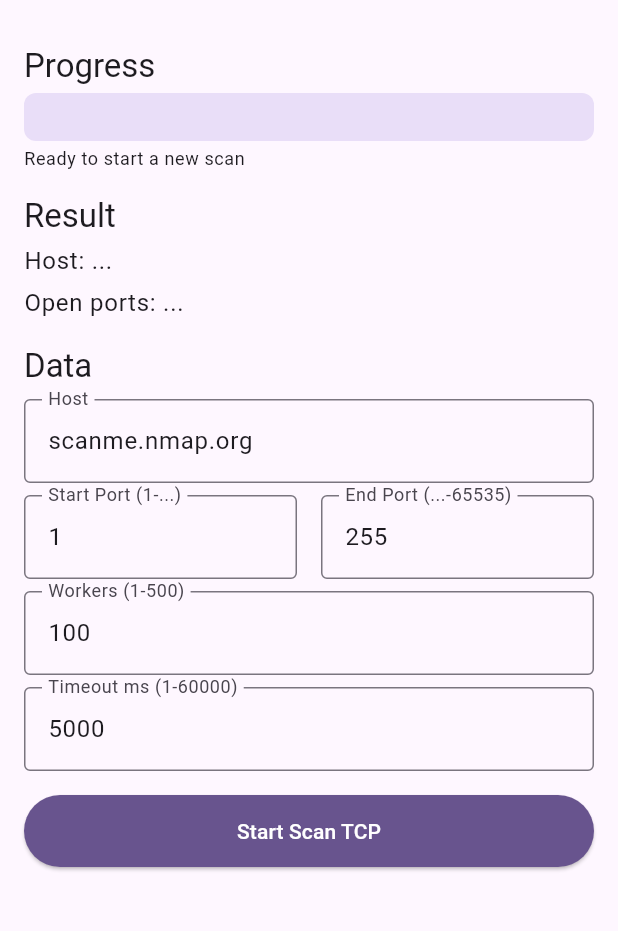
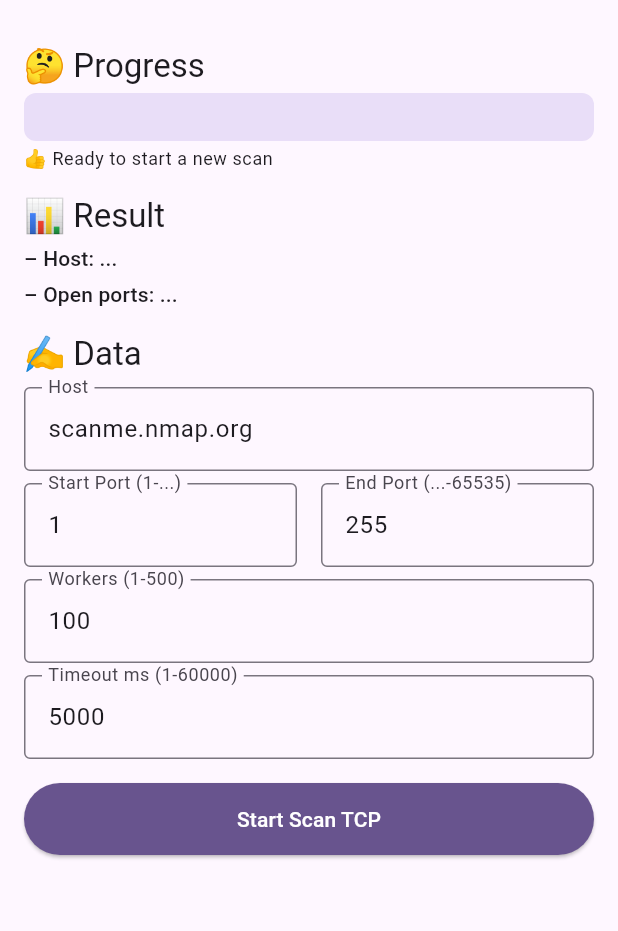
Before and after one commit to andybeardness/TCP-Penguin, a Flutter app: the screen it shows after launch, on a phone screen of 412 x 824 dp, the part 63-994 px from its top. Run offline on Flutter 3.47's test engine with Material 3 defaults, Android fonts, the phone set to English and light mode, and no system bars; our stand-ins replace get_it, isar, pool, rxdart; accounts and stored records are empty; generated files the repository leaves out were written again.

Commit message:
add emoji to titles

```diff
--- a/lib/presentation/common_view/subtitle/common_view_subtitle.dart
+++ b/lib/presentation/common_view/subtitle/common_view_subtitle.dart
@@ -18,7 +18,7 @@ class CommonViewSubtitle extends StatelessWidget {
       padding: EdgeInsets.symmetric(horizontal: 16),
       child: Text(
         entity.subtitle,
-        style: Theme.of(context).textTheme.bodyLarge,
+        style: Theme.of(context).textTheme.titleSmall,
       ),
     );
   }
--- a/lib/presentation/screen/home/home_screen_view_model.dart
+++ b/lib/presentation/screen/home/home_screen_view_model.dart
@@ -79,7 +79,7 @@ class HomeScreenViewModel {
 
         viewItems.add(
           HomeScreenStateViewItemTitle(
-            entity: CommonViewTitleEntity(title: 'Progress'),
+            entity: CommonViewTitleEntity(title: '🤔 Progress'),
           ),
         );
 
@@ -105,8 +105,8 @@ class HomeScreenViewModel {
           HomeScreenStateViewItemText(
             entity: CommonViewTextEntity(
               text: (progress ?? 0) > 0
-                  ? 'Scanning in progress, don\'t close the app'
-                  : 'Ready to start a new scan',
+                  ? '⏳ Scanning in progress, don\'t close the app'
+                  : '👍 Ready to start a new scan',
             ),
           ),
         );
@@ -119,7 +119,7 @@ class HomeScreenViewModel {
 
         viewItems.add(
           HomeScreenStateViewItemTitle(
-            entity: CommonViewTitleEntity(title: 'Result'),
+            entity: CommonViewTitleEntity(title: '📊 Result'),
           ),
         );
 
@@ -133,8 +133,8 @@ class HomeScreenViewModel {
           HomeScreenStateViewItemSubtitle(
             entity: CommonViewSubtitleEntity(
               subtitle: openPortsResult != null
-                  ? 'Host: ${openPortsResult.host}'
-                  : 'Host: ...',
+                  ? '– Host: ${openPortsResult.host}'
+                  : '– Host: ...',
             ),
           ),
         );
@@ -149,8 +149,8 @@ class HomeScreenViewModel {
           HomeScreenStateViewItemSubtitle(
             entity: CommonViewSubtitleEntity(
               subtitle: openPortsResult != null
-                  ? 'Open ports: ${openPortsResult.openPorts.join(', ')}'
-                  : 'Open ports: ...',
+                  ? '– Open ports: ${openPortsResult.openPorts.join(', ')}'
+                  : '– Open ports: ...',
             ),
           ),
         );
@@ -163,7 +163,7 @@ class HomeScreenViewModel {
 
         viewItems.add(
           HomeScreenStateViewItemTitle(
-            entity: CommonViewTitleEntity(title: 'Data'),
+            entity: CommonViewTitleEntity(title: '✍️ Data'),
           ),
         );
 
```
